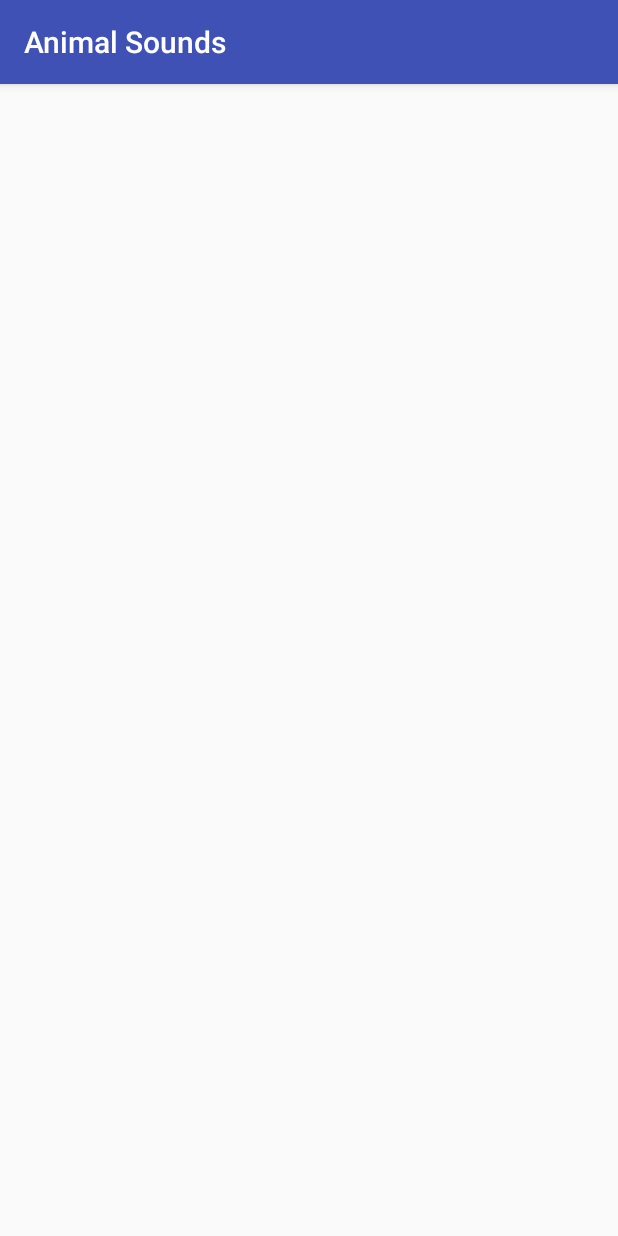
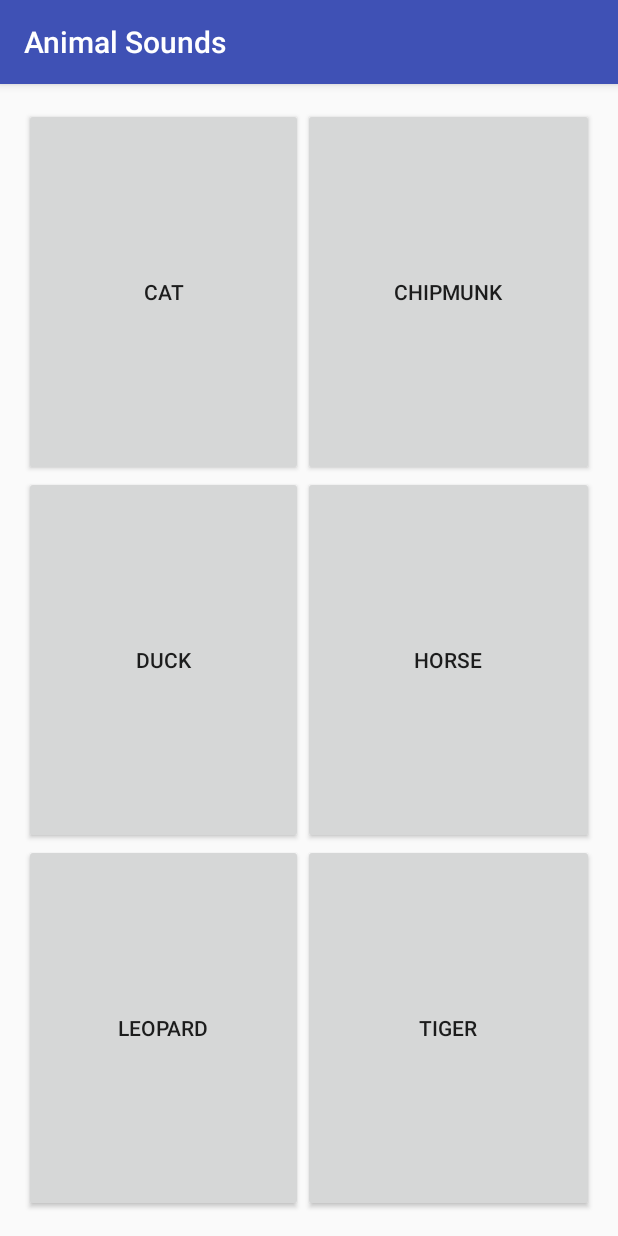
Before and after one commit to postace/AnimalSounds, an Android app: the screen it shows after launch (MainActivity), on a phone screen of 412 x 824 dp. Run offline under Robolectric (Android 15) with nearby library versions, the light colour scheme and no system bars.

Commit message:
complete create main app ui

```diff
--- a/app/src/main/res/layout/activity_main.xml
+++ b/app/src/main/res/layout/activity_main.xml
@@ -9,4 +9,77 @@
     android:paddingTop="@dimen/activity_vertical_margin"
     tools:context="com.postace.animalsounds.MainActivity">
 
+    <GridLayout
+        android:layout_width="match_parent"
+        android:layout_height="match_parent"
+        android:layout_alignParentLeft="true"
+        android:layout_alignParentStart="true"
+        android:layout_alignParentTop="true">
+
+        <Button
+            android:id="@+id/cat"
+            android:layout_width="wrap_content"
+            android:layout_height="wrap_content"
+            android:layout_column="0"
+            android:layout_columnWeight="1"
+            android:layout_gravity="fill"
+            android:layout_row="0"
+            android:layout_rowWeight="1"
+            android:text="Cat" />
+
+        <Button
+            android:id="@+id/chipmunk"
+            android:layout_width="wrap_content"
+            android:layout_height="wrap_content"
+            android:layout_column="1"
+            android:layout_columnWeight="1"
+            android:layout_gravity="fill"
+            android:layout_row="0"
+            android:layout_rowWeight="1"
+            android:text="Chipmunk" />
+
+        <Button
+            android:id="@+id/duck"
+            android:layout_width="wrap_content"
+            android:layout_height="wrap_content"
+            android:layout_column="0"
+            android:layout_columnWeight="1"
+            android:layout_gravity="fill"
+            android:layout_row="1"
+            android:layout_rowWeight="1"
+            android:text="Duck" />
+
+        <Button
+            android:id="@+id/horse"
+            android:layout_width="wrap_content"
+            android:layout_height="wrap_content"
+            android:layout_column="1"
+            android:layout_columnWeight="1"
+            android:layout_gravity="fill"
+            android:layout_row="1"
+            android:layout_rowWeight="1"
+            android:text="horse" />
+
+        <Button
+            android:id="@+id/leopard"
+            android:layout_width="wrap_content"
+            android:layout_height="wrap_content"
+            android:layout_column="0"
+            android:layout_columnWeight="1"
+            android:layout_gravity="fill"
+            android:layout_row="2"
+            android:layout_rowWeight="1"
+            android:text="leopard" />
+
+        <Button
+            android:id="@+id/tiger"
+            android:layout_width="wrap_content"
+            android:layout_height="wrap_content"
+            android:layout_column="1"
+            android:layout_columnWeight="1"
+            android:layout_gravity="fill"
+            android:layout_row="2"
+            android:layout_rowWeight="1"
+            android:text="tiger" />
+    </GridLayout>
 </RelativeLayout>
```
